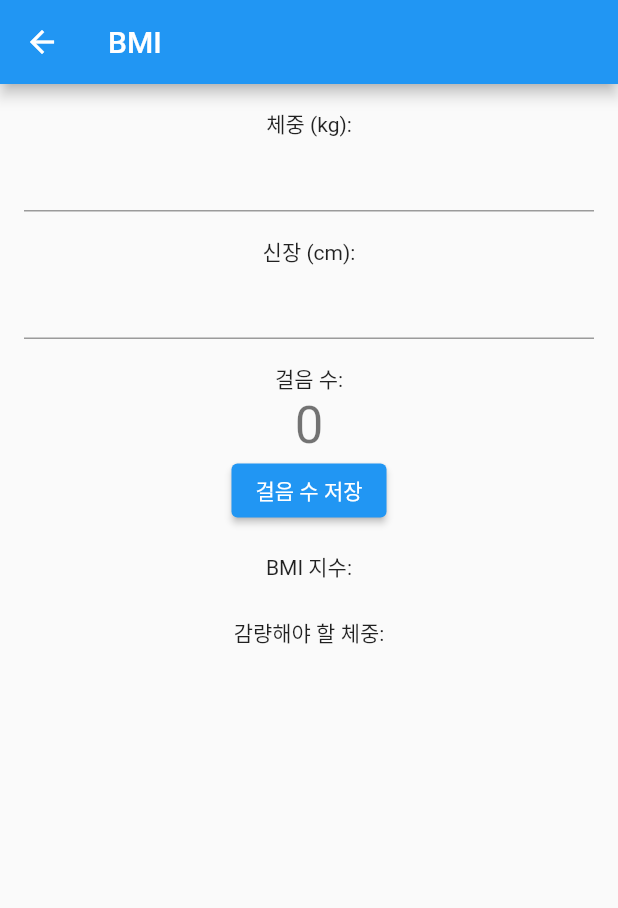
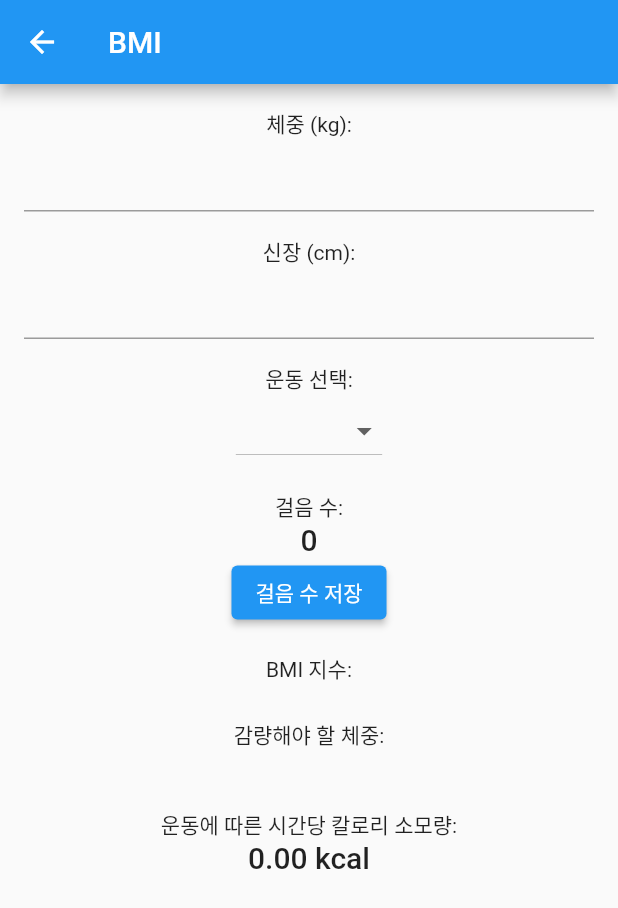
Before and after one commit to exerciseLog/exercise, a Flutter app: the BmiScreen screen opened directly, on a phone screen of 412 x 824 dp. Shown: the top 908 px of the screen. Run offline on Flutter 3.47's test engine with Material 2 defaults, Android fonts, the phone set to English and light mode, and no system bars; our stand-ins replace drift, elegant_notification, fluttertoast, get_it, sensors_plus, shared_preferences and 2 more; missing offline and left inert: flutter_cupertino_datetime_picker; accounts and stored records are empty; generated files the repository leaves out were written again.

Commit message:
운동에 따른 칼로리 소모량 추가

```diff
--- a/lib/screens/walk_screen.dart
+++ b/lib/screens/walk_screen.dart
@@ -11,7 +11,7 @@ class BmiScreen extends StatefulWidget {
 
   @override
   _BmiScreenState createState() =>
-      _BmiScreenState(); // MyHomePage 상태를 관리하는 _MyHomePageState 클래스 생성
+      _BmiScreenState();
 }
 
 class _BmiScreenState extends State<BmiScreen> {
@@ -19,10 +19,19 @@ class _BmiScreenState extends State<BmiScreen> {
   StreamSubscription<AccelerometerEvent>? _streamSubscription;
   int _steps = 0;
   double _previousY = 0.0;
-  double _weight = 0.0; // 체중 변수 추가
-  double _height = 0.0; // 신장 변수 추가
-  double _targetWeight = 0.0; // 감량해야 할 체중 변수 추가
+  double _weight = 0.0;
+  double _height = 0.0;
+  double _targetWeight = 0.0;
+  double caloriesBurned = 0.0;
   late Database _database;
+  String? selectedExercise;
+
+  List<String> exerciseOptions = [
+    '수영',
+    '자전거타기',
+    '달리기',
+    // 다른 운동 추가가능
+  ];
 
   @override
   void initState() {
@@ -35,10 +44,11 @@ class _BmiScreenState extends State<BmiScreen> {
   }
 
   @override
-  void didChangeAppLifecycleState(AppLifecycleState state) {
-    if (state == AppLifecycleState.resumed) {
-      _loadSteps();
-    }
+  void dispose() {
+    super.dispose();
+    _streamSubscription?.cancel();
+    _saveSteps();
+    _database.close();
   }
 
   Future<Database> _openDatabase() async {
@@ -80,6 +90,7 @@ class _BmiScreenState extends State<BmiScreen> {
   }
 
   void _loadSteps() async {
+    //걸음수 와 현재 시각 저장
     final List<Map<String, dynamic>> data = await _database.query(
       'steps',
       orderBy: 'id DESC',
@@ -108,7 +119,6 @@ class _BmiScreenState extends State<BmiScreen> {
   }
 
   void _saveSteps() async {
-    //걸음수 와 현재 시각 저장
     await _database.transaction((txn) async {
       await txn.insert(
         'steps',
@@ -119,7 +129,7 @@ class _BmiScreenState extends State<BmiScreen> {
 
   String _calculateBMI() {
     // BMI 지수 계산  18.5~23사이는 정상 23~25과체중 25이상 비만 18.5 저체중
-    if (_height > 0.0) {
+    if (_height > 0.0 && _weight > 0.0) {
       double heightInMeters = _height / 100;
       double bmi = _weight / (heightInMeters * heightInMeters);
 
@@ -139,7 +149,7 @@ class _BmiScreenState extends State<BmiScreen> {
 
   String _calculateTargetWeight() {
     // 비만 또는 과체중일 경우 감량해야 할 체중 계산
-    if (_height > 0.0) {
+    if (_height > 0.0 && _weight > 0.0) {
       double heightInMeters = _height / 100;
       double bmi = _weight / (heightInMeters * heightInMeters);
 
@@ -155,19 +165,28 @@ class _BmiScreenState extends State<BmiScreen> {
     }
   }
 
-  @override
-  void dispose() {
-    super.dispose();
-    _streamSubscription?.cancel();
-    _saveSteps();
-    _database.close();
+  double calculateCalories() {
+    double calories = 0.0;
+
+    if (selectedExercise == '수영') {
+      double metValue = 11.0;
+      calories = ((metValue * 3.5 * _weight * 60.0) / 1000.0)*5;
+    } else if (selectedExercise == '자전거타기') {
+      double metValue = 5.5;
+      calories = ((metValue * 3.5 * _weight * 60.0) / 1000.0)*5;
+    } else if (selectedExercise == '달리기') {
+      double metValue = 10.0;
+      calories = ((metValue * 3.5 * _weight * 60.0) / 1000.0)*5.0;
+    }
+
+    return calories;
   }
 
   @override
   Widget build(BuildContext context) {
     return Scaffold(
       appBar: AppBar(
-        title: Text(widget.title), // 상단 앱바에 제목 표시
+        title: Text(widget.title),// 상단 앱바에 제목 표시
       ),
       body: SingleChildScrollView(
         child: Padding(
@@ -178,21 +197,18 @@ class _BmiScreenState extends State<BmiScreen> {
               Column(
                 mainAxisAlignment: MainAxisAlignment.center,
                 children: <Widget>[
-                  const Text(
-                    '체중 (kg):', // 체중 입력 텍스트
-                  ),
+                  Text('체중 (kg):'),// 체중 입력 텍스트
                   TextField(
                     onChanged: (value) {
                       setState(() {
                         _weight = double.tryParse(value) ?? 0.0;
+                        caloriesBurned = calculateCalories();
                       });
                     },
                     keyboardType: TextInputType.number,
                   ),
                   const SizedBox(height: 16.0),
-                  const Text(
-                    '신장 (cm):', // 신장 입력 텍스트
-                  ),
+                  Text('신장 (cm):'),// 신장 입력 텍스트
                   TextField(
                     onChanged: (value) {
                       setState(() {
@@ -207,18 +223,39 @@ class _BmiScreenState extends State<BmiScreen> {
               Column(
                 mainAxisAlignment: MainAxisAlignment.center,
                 children: <Widget>[
-                  const Text(
-                    '걸음 수:', // 걸음 수 저장 버튼
+                  Text('운동 선택:'),
+                  DropdownButton<String>(
+                    value: selectedExercise,
+                    onChanged: (String? newValue) {
+                      setState(() {
+                        selectedExercise = newValue;
+                        caloriesBurned = calculateCalories();
+                      });
+                    },
+                    items: exerciseOptions.map((String exercise) {
+                      return DropdownMenuItem<String>(
+                        value: exercise,
+                        child: Text(exercise),
+                      );
+                    }).toList(),
                   ),
+                ],
+              ),
+
+              const SizedBox(height: 16.0),
+              Column(
+                mainAxisAlignment: MainAxisAlignment.center,
+                children: <Widget>[
+                  Text('걸음 수:'),
                   Text(
-                    '$_steps', // 현재 걸음 수
-                    style: Theme.of(context).textTheme.headlineMedium,
+                    '$_steps',// 현재 걸음 수
+                    style: Theme.of(context).textTheme.titleLarge,
                   ),
                   ElevatedButton(
                     onPressed: () {
                       _saveSteps();
                     },
-                    child: Text('걸음 수 저장'), // 걸음 수 저장 버튼
+                    child: Text('걸음 수 저장'),// 걸음 수 저장 버튼
                   ),
                 ],
               ),
@@ -226,9 +263,7 @@ class _BmiScreenState extends State<BmiScreen> {
               Column(
                 mainAxisAlignment: MainAxisAlignment.center,
                 children: <Widget>[
-                  const Text(
-                    'BMI 지수:', // BMI 지수 텍스트
-                  ),
+                  Text('BMI 지수:'),// BMI 지수 텍스트
                   Text(
                     _calculateBMI(),
                     style: Theme.of(context).textTheme.titleLarge,
@@ -238,11 +273,20 @@ class _BmiScreenState extends State<BmiScreen> {
               Column(
                 mainAxisAlignment: MainAxisAlignment.center,
                 children: <Widget>[
-                  const Text(
-                    '감량해야 할 체중:', // 감량해야 할 체중 텍스트
-                  ),
+                  Text('감량해야 할 체중:'),
                   Text(
                     _calculateTargetWeight(),
+                    style: Theme.of(context).textTheme.titleLarge,
+                  ),
+                ],
+              ),
+              const SizedBox(height: 16.0),
+              Column(
+                mainAxisAlignment: MainAxisAlignment.center,
+                children: <Widget>[
+                  Text('운동에 따른 시간당 칼로리 소모량:'),
+                  Text(
+                    '${calculateCalories().toStringAsFixed(2)} kcal',
                     style: Theme.of(context).textTheme.titleLarge,
                   ),
                 ],
```
Also changed, not shown: pubspec.lock.
